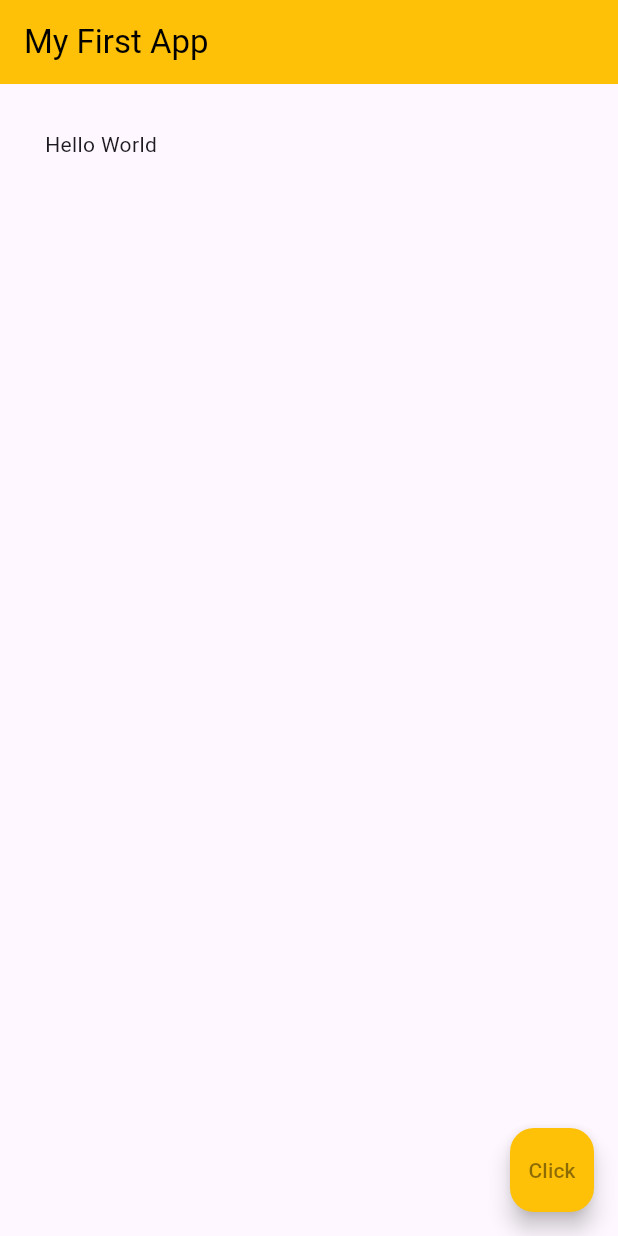
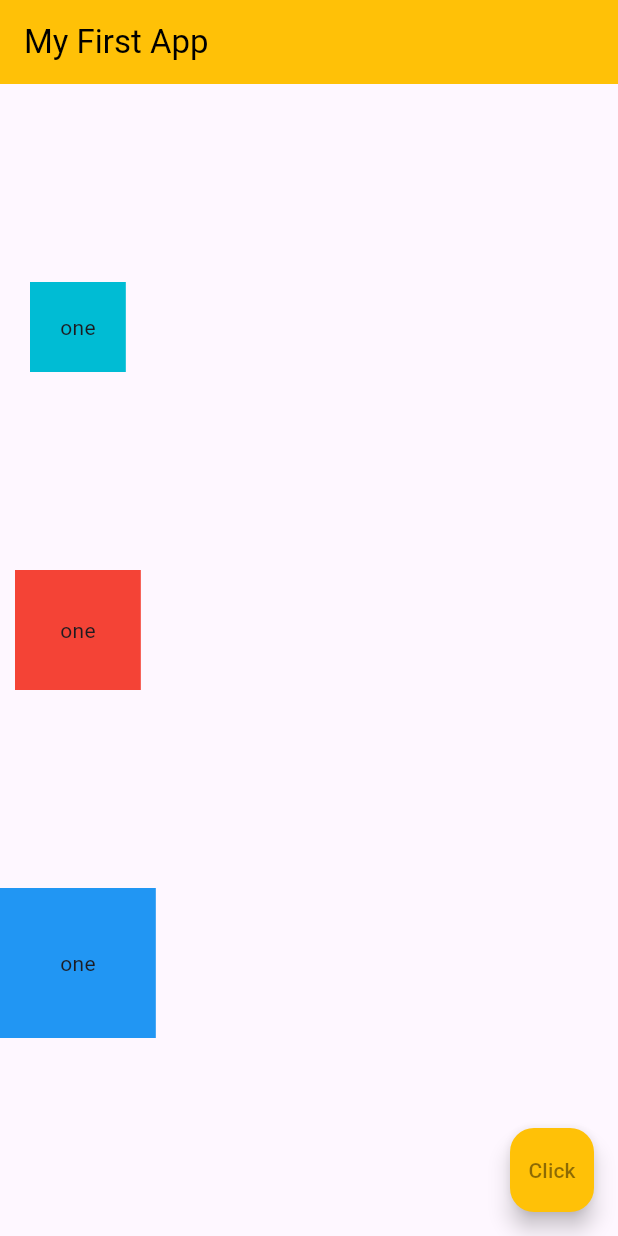
Before and after one commit to Yadavanurag13/flutter_basic, a Flutter app: the screen it shows after launch, on a phone screen of 412 x 824 dp. Run offline on Flutter 3.47's test engine with Material 3 defaults, Android fonts, the phone set to English and light mode, and no system bars.

Commit message:
Row and Column

```diff
--- a/lib/home_view.dart
+++ b/lib/home_view.dart
@@ -13,11 +13,52 @@ class HomeView extends StatelessWidget {
         ),
         backgroundColor: Colors.amber,
       ),
-      body: const Padding(
-        padding: EdgeInsets.all(30.0),
-        child: Text('Hello World'),
-        //we can not apply color property in paddling class
+      body: Column(
+        mainAxisAlignment: MainAxisAlignment.spaceEvenly,
+        crossAxisAlignment: CrossAxisAlignment.center,
+        children: [
+          Container(
+            padding: const EdgeInsets.all(20.0),
+            color: Colors.cyan,
+            child: const Text('one'),
+          ),
+          Container(
+            padding: const EdgeInsets.all(30.0),
+            color: Colors.red,
+            child: const Text('one'),
+          ),
+          Container(
+            padding: const EdgeInsets.all(40.0),
+            color: Colors.blue,
+            child: const Text('one'),
+          ),
+        ],
       ),
+      // Row(
+      //   mainAxisAlignment: MainAxisAlignment.spaceEvenly,
+      //   crossAxisAlignment: CrossAxisAlignment.start,
+      //   children: [
+      //     const Text('Hello World'),
+      //     const TextButton(
+      //       onPressed: null,
+      //       style: ButtonStyle(
+      //         backgroundColor: MaterialStatePropertyAll(Colors.amber),
+      //         foregroundColor: MaterialStatePropertyAll(Colors.black),
+      //       ),
+      //       child: Text('Anurag'),
+      //     ),
+      //     Container(
+      //       color: Colors.cyan,
+      //       padding: const EdgeInsets.all(30.0),
+      //       child: const Text('Inside container'),
+      //     ),
+      //   ],
+      // ),
+      //   const Padding(
+      //   padding: EdgeInsets.all(30.0),
+      //   child: Text('Hello World'),
+      //   //we can not apply color property in paddling class
+      // ),
       //   Container(
       //   padding: const EdgeInsets.fromLTRB(30.0, 15.0 , 30.0, 15.0),
       //   //EdgeInsets.all(20.0),
```
